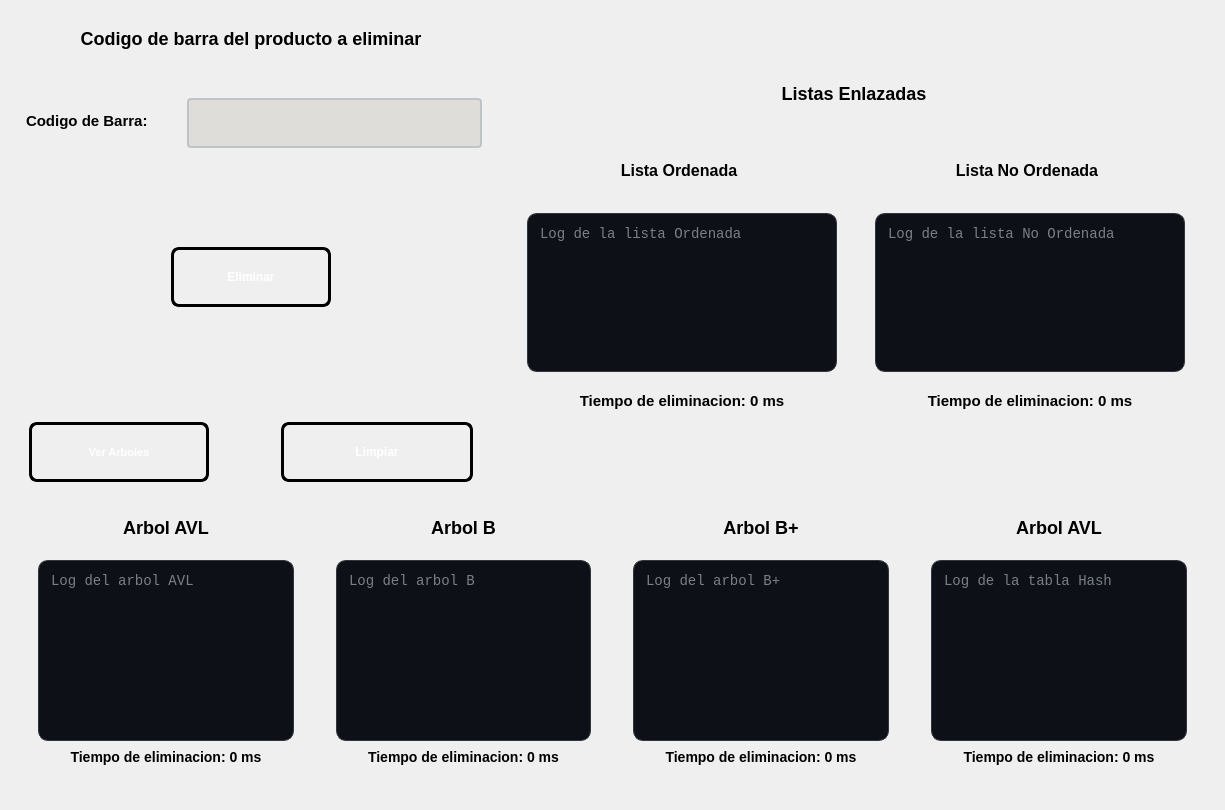
Qt form ui/sucursales/pantallaeliminarproducto.ui (pablo-mald03/Proyecto-No2-EDD) before a commit.
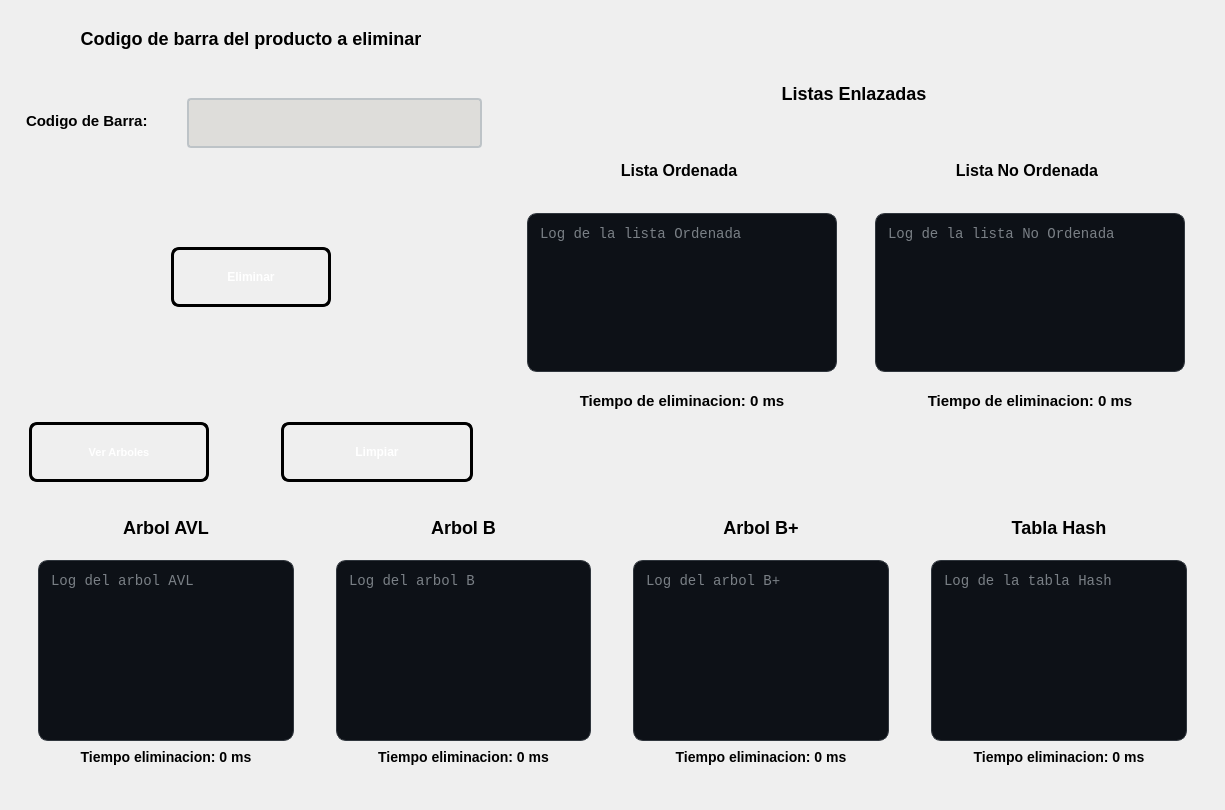
The same form after that commit.

```diff
--- a/ui/sucursales/pantallaeliminarproducto.ui
+++ b/ui/sucursales/pantallaeliminarproducto.ui
@@ -768,18 +768,6 @@
          </item>
          <item>
           <widget class="QWidget" name="widget_9" native="true">
-           <property name="minimumSize">
-            <size>
-             <width>0</width>
-             <height>200</height>
-            </size>
-           </property>
-           <property name="maximumSize">
-            <size>
-             <width>16777215</width>
-             <height>250</height>
-            </size>
-           </property>
            <layout class="QVBoxLayout" name="verticalLayout_13">
             <item>
              <widget class="QTextEdit" name="textArbolAvl">
@@ -820,7 +808,7 @@
 </string>
               </property>
               <property name="text">
-               <string>Tiempo de eliminacion: 0 ms</string>
+               <string>Tiempo eliminacion: 0 ms</string>
               </property>
               <property name="alignment">
                <set>Qt::AlignmentFlag::AlignCenter</set>
@@ -872,12 +860,6 @@
              <height>200</height>
             </size>
            </property>
-           <property name="maximumSize">
-            <size>
-             <width>16777215</width>
-             <height>250</height>
-            </size>
-           </property>
            <layout class="QVBoxLayout" name="verticalLayout_14">
             <item>
              <widget class="QTextEdit" name="textArbolB">
@@ -918,7 +900,7 @@
 </string>
               </property>
               <property name="text">
-               <string>Tiempo de eliminacion: 0 ms</string>
+               <string>Tiempo eliminacion: 0 ms</string>
               </property>
               <property name="alignment">
                <set>Qt::AlignmentFlag::AlignCenter</set>
@@ -964,18 +946,6 @@
          </item>
          <item>
           <widget class="QWidget" name="widget_11" native="true">
-           <property name="minimumSize">
-            <size>
-             <width>0</width>
-             <height>200</height>
-            </size>
-           </property>
-           <property name="maximumSize">
-            <size>
-             <width>16777215</width>
-             <height>250</height>
-            </size>
-           </property>
            <layout class="QVBoxLayout" name="verticalLayout_15">
             <item>
              <widget class="QTextEdit" name="textArbolBMas">
@@ -1016,7 +986,7 @@
 </string>
               </property>
               <property name="text">
-               <string>Tiempo de eliminacion: 0 ms</string>
+               <string>Tiempo eliminacion: 0 ms</string>
               </property>
               <property name="alignment">
                <set>Qt::AlignmentFlag::AlignCenter</set>
@@ -1053,7 +1023,7 @@
 </string>
            </property>
            <property name="text">
-            <string>Arbol AVL</string>
+            <string>Tabla Hash</string>
            </property>
            <property name="alignment">
             <set>Qt::AlignmentFlag::AlignCenter</set>
@@ -1062,18 +1032,6 @@
          </item>
          <item>
           <widget class="QWidget" name="widget_15" native="true">
-           <property name="minimumSize">
-            <size>
-             <width>0</width>
-             <height>200</height>
-            </size>
-           </property>
-           <property name="maximumSize">
-            <size>
-             <width>16777215</width>
-             <height>250</height>
-            </size>
-           </property>
            <layout class="QVBoxLayout" name="verticalLayout_19">
             <item>
              <widget class="QTextEdit" name="textHash">
@@ -1115,7 +1073,7 @@
 </string>
               </property>
               <property name="text">
-               <string>Tiempo de eliminacion: 0 ms</string>
+               <string>Tiempo eliminacion: 0 ms</string>
               </property>
               <property name="alignment">
                <set>Qt::AlignmentFlag::AlignCenter</set>
```
